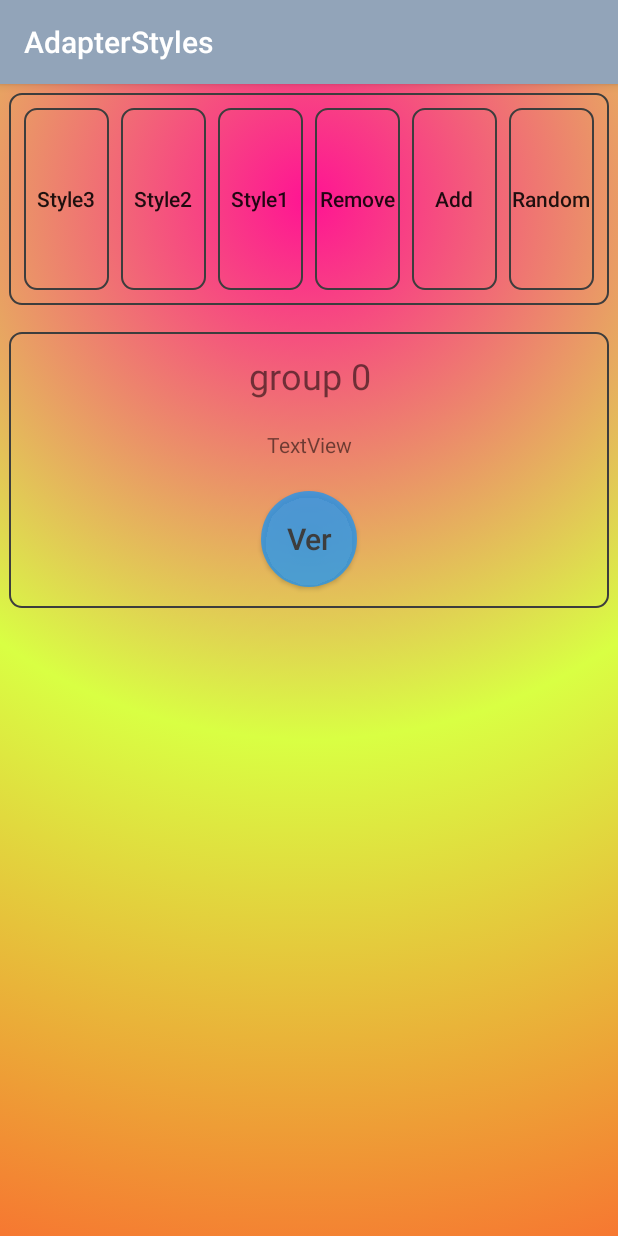
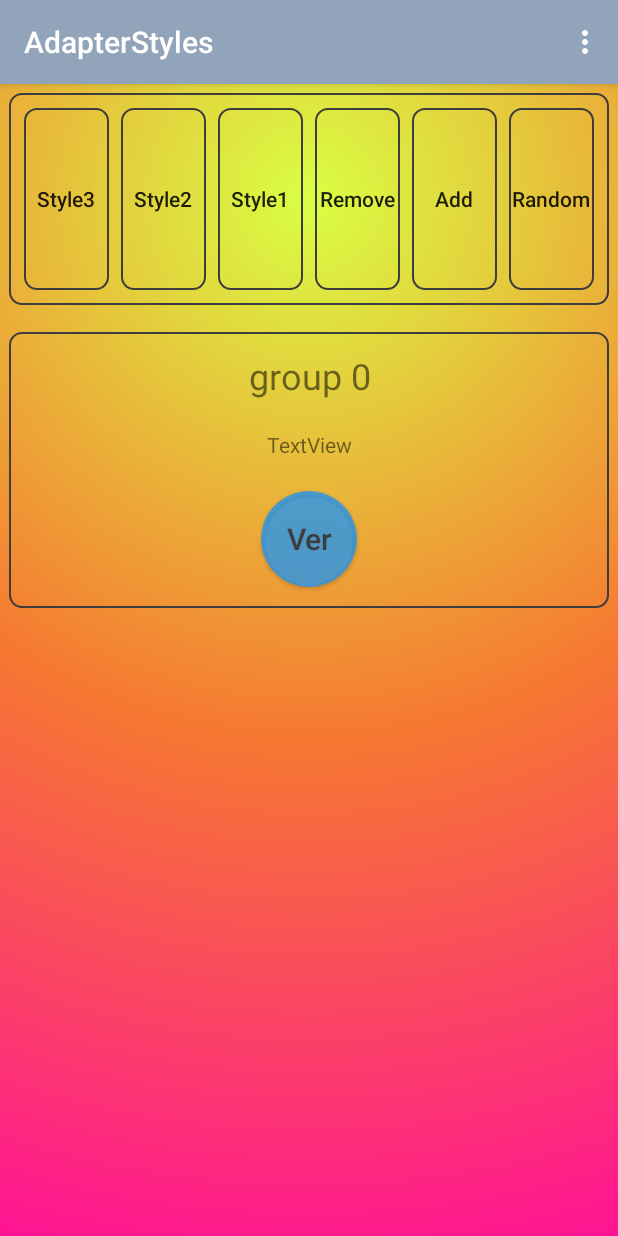
Before and after one commit to JavierEspinMegias/Android-recyclerView-examples, an Android app: the screen it shows after launch (MainActivity), after a tap on "Style3", on a phone screen of 412 x 824 dp. Run offline under Robolectric (Android 15) with nearby library versions, the phone set to English and light mode, and no system bars.

Commit message:
animation list

```diff
--- a/app/src/main/java/com/android/adapterstyles/MainActivity.java
+++ b/app/src/main/java/com/android/adapterstyles/MainActivity.java
@@ -9,6 +9,9 @@ import androidx.recyclerview.widget.StaggeredGridLayoutManager;
 
 import android.graphics.drawable.AnimationDrawable;
 import android.os.Bundle;
+import android.view.Menu;
+import android.view.MenuInflater;
+import android.view.MenuItem;
 import android.view.View;
 import android.view.animation.Animation;
 import android.view.animation.AnimationUtils;
@@ -119,6 +122,29 @@ public class MainActivity extends AppCompatActivity {
 
     }
 
+
+    @Override
+    public boolean onCreateOptionsMenu(Menu menu){
+        MenuInflater inflater = getMenuInflater();
+        inflater.inflate(R.menu.options_menu, menu);
+        return true;
+    }
+
+    @Override
+    public boolean onOptionsItemSelected(MenuItem item){
+        switch (item.getItemId()){
+            case R.id.options_camera:
+                Toast.makeText(this, "Pushed camera options", Toast.LENGTH_SHORT).show();
+                return true;
+            case R.id.options_gallery:
+                Toast.makeText(this, "Pushed gallery options", Toast.LENGTH_SHORT).show();
+                return true;
+            default:
+                Toast.makeText(this, "Pushed another options", Toast.LENGTH_SHORT).show();
+                return true;
+        }
+    }
+
     @Override
     protected void onResume() {
         super.onResume();
--- /dev/null
+++ b/app/src/main/res/menu/options_menu.xml
@@ -0,0 +1,14 @@
+<?xml version="1.0" encoding="utf-8"?>
+<menu xmlns:android="http://schemas.android.com/apk/res/android">
+    <item
+        android:id="@+id/options_camera"
+        android:icon="@android:drawable/ic_menu_camera"
+        android:iconTint="@color/colorAccent"
+        android:title="Camera"></item>
+    <item
+        android:id="@+id/options_gallery"
+        android:icon="@android:drawable/btn_dialog"
+        android:iconTint="@color/colorAccent"
+        android:title="Gallery"></item>
+
+</menu>
```
